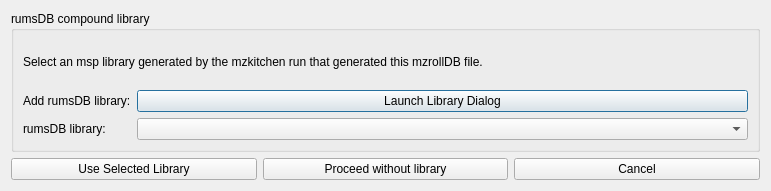
First picture: the form in src/maven/forms/setrumsDBdialog.ui, repository eugenemel/maven, before the edit.
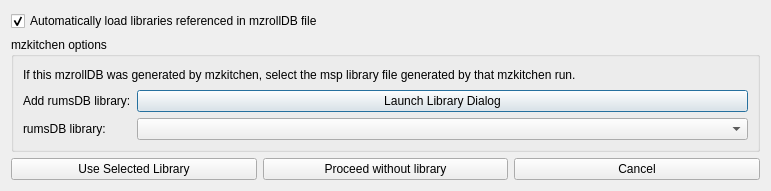
Second picture: the form after the edit.

Commit message: Issue 271: Added checkbox to dialog.

```diff
--- a/src/maven/forms/setrumsDBdialog.ui
+++ b/src/maven/forms/setrumsDBdialog.ui
@@ -17,7 +17,7 @@
    <item row="3" column="0" colspan="3">
     <widget class="QGroupBox" name="grp_box">
      <property name="title">
-      <string>rumsDB compound library</string>
+      <string>mzkitchen options</string>
      </property>
      <property name="flat">
       <bool>false</bool>
@@ -63,7 +63,7 @@
          <string>If the library was not generated by mzkitchen, the association will not work</string>
         </property>
         <property name="text">
-         <string>Select an msp library generated by the mzkitchen run that generated this mzrollDB file.</string>
+         <string>If this mzrollDB was generated by mzkitchen, select the msp library file generated by that mzkitchen run.</string>
         </property>
        </widget>
       </item>
@@ -91,6 +91,16 @@
      </property>
     </widget>
    </item>
+   <item row="0" column="0" colspan="2">
+    <widget class="QCheckBox" name="chkmzrollDBLoadLibs">
+     <property name="text">
+      <string>Automatically load libraries referenced in mzrollDB file</string>
+     </property>
+     <property name="checked">
+      <bool>true</bool>
+     </property>
+    </widget>
+   </item>
   </layout>
  </widget>
  <resources/>
```
Left out of the diff: 2 changed lines with no effect on the pictures.
